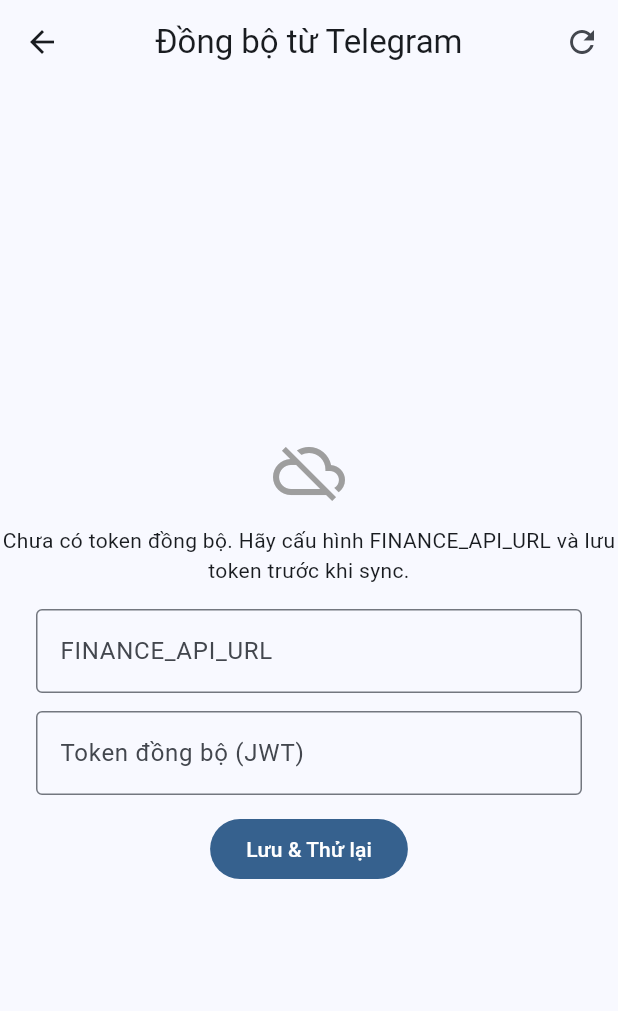
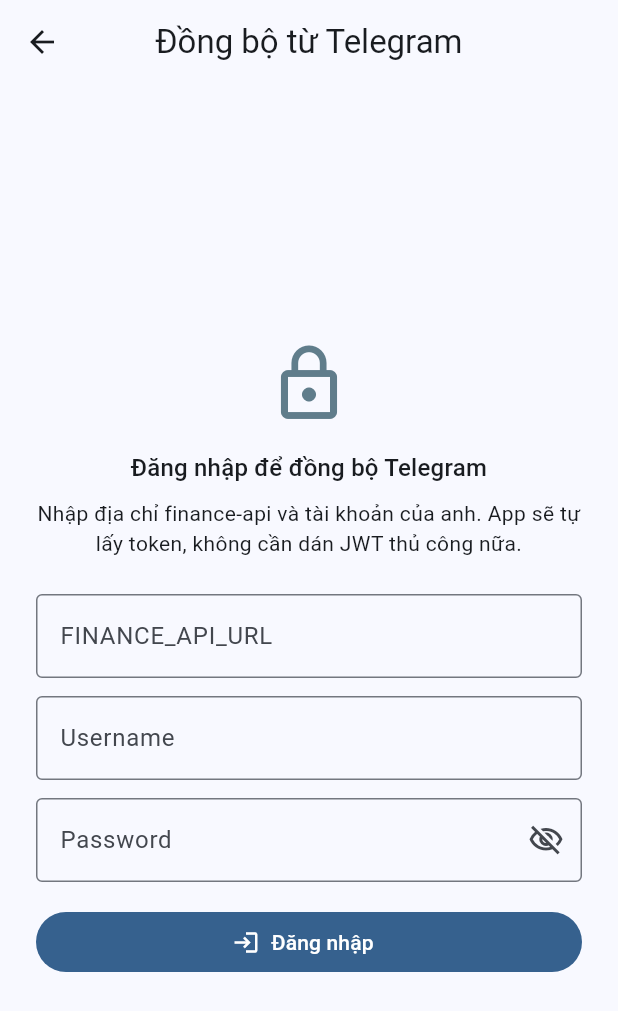
Before and after one commit to huydaobk/finance-suite, a Flutter app: the screen it shows after launch, item 2 of the bottom bar chosen, after a tap on the "telegram" icon, on a phone screen of 412 x 824 dp. Shown: the top 1011 px of the screen. Run offline on Flutter 3.47's test engine with Material 3 defaults, Android fonts, the phone set to English and light mode, and no system bars; our stand-ins replace drift, drift_flutter, fl_chart, package_info_plus, rxdart, shared_preferences; accounts and stored records are empty; generated files the repository leaves out were written again.

Commit message:
feat(sync): add login UI to obtain token (no manual JWT paste)

```diff
--- a/finance-manager-app/finance_manager_app/lib/core/sync/finance_sync_service.dart
+++ b/finance-manager-app/finance_manager_app/lib/core/sync/finance_sync_service.dart
@@ -5,41 +5,116 @@
 
 /// Kết nối tới finance-api để pull giao dịch từ Telegram.
 class FinanceSyncService {
+  FinanceSyncService({http.Client? httpClient})
+      : _httpClient = httpClient ?? http.Client();
+
   static const _prefKeyToken = 'finance_api_token';
   static const _prefKeyLastSync = 'finance_api_last_sync';
   static const _prefKeyBaseUrl = 'finance_api_url';
+
+  final http.Client _httpClient;
 
   Future<String> _getBaseUrl() async {
     final prefs = await SharedPreferences.getInstance();
     final saved = prefs.getString(_prefKeyBaseUrl);
     if (saved != null && saved.trim().isNotEmpty) return saved.trim();
 
-    // fallback build-time define (optional)
     const defined = String.fromEnvironment('FINANCE_API_URL', defaultValue: '');
     if (defined.trim().isNotEmpty) return defined.trim();
 
-    // dev fallback
     return 'http://10.0.2.2:8089';
   }
 
   Future<Uri> get _syncUri async => Uri.parse('${await _getBaseUrl()}/sync');
   Future<Uri> get _ackUri async => Uri.parse('${await _getBaseUrl()}/sync/ack');
+  Future<Uri> get _loginUri async => Uri.parse('${await _getBaseUrl()}/auth/login');
 
-  /// Lấy JWT token (cache vào SharedPreferences).
-  ///
-  /// Hiện tại app chỉ dùng token đã lưu sẵn ở local. Không commit credential vào mã nguồn.
-  /// Nếu sau này cần login tương tác, nên chuyển sang flow nhập token / refresh token
-  /// hoặc secure storage thay vì hardcode username/password.
   Future<String> _getToken() async {
     final prefs = await SharedPreferences.getInstance();
     final cached = prefs.getString(_prefKeyToken);
     if (cached != null && cached.isNotEmpty) return cached;
     throw const FinanceSyncException(
-      'Chưa có token đồng bộ. Hãy cấu hình FINANCE_API_URL và lưu token trước khi sync.',
+      'Chưa đăng nhập đồng bộ. Hãy nhập FINANCE_API_URL, tài khoản và mật khẩu rồi thử lại.',
     );
   }
 
-  /// Pull danh sách giao dịch chưa sync từ server.
+  Future<void> saveBaseUrl(String baseUrl) async {
+    final prefs = await SharedPreferences.getInstance();
+    final normalized = baseUrl.trim();
+    if (normalized.isEmpty) {
+      await prefs.remove(_prefKeyBaseUrl);
+      return;
+    }
+    await prefs.setString(_prefKeyBaseUrl, normalized);
+  }
+
+  Future<void> clearAuth() async {
+    final prefs = await SharedPreferences.getInstance();
+    await prefs.remove(_prefKeyToken);
+  }
+
+  Future<bool> hasSavedToken() async {
+    final prefs = await SharedPreferences.getInstance();
+    final token = prefs.getString(_prefKeyToken);
+    return token != null && token.trim().isNotEmpty;
+  }
+
+  Future<LoginResult> login({
+    required String baseUrl,
+    required String username,
+    required String password,
+  }) async {
+    final normalizedBaseUrl = baseUrl.trim();
+    final normalizedUsername = username.trim();
+    final normalizedPassword = password.trim();
+
+    if (normalizedBaseUrl.isEmpty) {
+      throw const FinanceSyncException('FINANCE_API_URL không được để trống.');
+    }
+    if (normalizedUsername.isEmpty) {
+      throw const FinanceSyncException('Username không được để trống.');
+    }
+    if (normalizedPassword.isEmpty) {
+      throw const FinanceSyncException('Password không được để trống.');
+    }
+
+    await saveBaseUrl(normalizedBaseUrl);
+
+    final resp = await _httpClient
+        .post(
+          await _loginUri,
+          headers: const {'Content-Type': 'application/json'},
+          body: jsonEncode({
+            'username': normalizedUsername,
+            'password': normalizedPassword,
+          }),
+        )
+        .timeout(const Duration(seconds: 10));
+
+    if (resp.statusCode != 200) {
+      throw FinanceSyncException(
+        _buildApiError(
+          fallback:
+              'Đăng nhập thất bại (${resp.statusCode}). Kiểm tra lại URL hoặc tài khoản.',
+          responseBody: resp.body,
+        ),
+      );
+    }
+
+    final decoded = jsonDecode(resp.body);
+    if (decoded is! Map<String, dynamic>) {
+      throw const FinanceSyncException(
+        'Response /auth/login không đúng format.',
+      );
+    }
+
+    final result = LoginResult.fromJson(decoded);
+    final prefs = await SharedPreferences.getInstance();
+    await prefs.setString(_prefKeyToken, result.token);
+    await prefs.setString(_prefKeyBaseUrl, normalizedBaseUrl);
+    return result;
+  }
+
   Future<List<InboxTx>> fetchPending() async {
     final prefs = await SharedPreferences.getInstance();
     final lastSync = prefs.getString(_prefKeyLastSync);
@@ -51,7 +126,7 @@
             ? {'since': lastSync}
             : null,
       );
-      final resp = await http
+      final resp = await _httpClient
           .get(
             uri,
             headers: {'Authorization': 'Bearer $token'},
@@ -60,7 +135,10 @@
 
       if (resp.statusCode != 200) {
         throw FinanceSyncException(
-          'Lấy dữ liệu sync thất bại (${resp.statusCode}): ${resp.body}',
+          _buildApiError(
+            fallback: 'Lấy dữ liệu sync thất bại (${resp.statusCode}).',
+            responseBody: resp.body,
+          ),
         );
       }
 
@@ -77,19 +155,18 @@
           .toList();
     }
 
-    var token = await _getToken();
+    final token = await _getToken();
     try {
       return await runWithToken(token);
     } on FinanceSyncException catch (e) {
       if (!e.message.contains('(401)')) rethrow;
-      await prefs.remove(_prefKeyToken);
+      await clearAuth();
       throw const FinanceSyncException(
-        'Token sync đã hết hạn hoặc không hợp lệ (401). Hãy cấp token mới rồi thử lại.',
+        'Phiên đăng nhập sync đã hết hạn hoặc không hợp lệ (401). Vui lòng đăng nhập lại.',
       );
     }
   }
 
-  /// Ack các ID đã import vào DB local.
   Future<void> ack(List<int> ids) async {
     if (ids.isEmpty) return;
 
@@ -97,7 +174,7 @@
 
     Future<void> runWithToken(String token) async {
       final ackUri = await _ackUri;
-      final resp = await http
+      final resp = await _httpClient
           .post(
             ackUri,
             headers: {
@@ -110,7 +187,10 @@
 
       if (resp.statusCode != 200) {
         throw FinanceSyncException(
-          'Ack sync thất bại (${resp.statusCode}): ${resp.body}',
+          _buildApiError(
+            fallback: 'Ack sync thất bại (${resp.statusCode}).',
+            responseBody: resp.body,
+          ),
         );
       }
 
@@ -120,16 +200,32 @@
       );
     }
 
-    var token = await _getToken();
+    final token = await _getToken();
     try {
       await runWithToken(token);
     } on FinanceSyncException catch (e) {
       if (!e.message.contains('(401)')) rethrow;
-      await prefs.remove(_prefKeyToken);
+      await clearAuth();
       throw const FinanceSyncException(
-        'Token sync đã hết hạn hoặc không hợp lệ (401). Hãy cấp token mới rồi thử lại.',
+        'Phiên đăng nhập sync đã hết hạn hoặc không hợp lệ (401). Vui lòng đăng nhập lại.',
       );
     }
+  }
+
+  String _buildApiError({
+    required String fallback,
+    required String responseBody,
+  }) {
+    try {
+      final decoded = jsonDecode(responseBody);
+      if (decoded is Map<String, dynamic>) {
+        final detail = decoded['detail'];
+        if (detail is String && detail.trim().isNotEmpty) {
+          return '$fallback ${detail.trim()}';
+        }
+      }
+    } catch (_) {}
+    return '$fallback $responseBody';
   }
 }
 
@@ -140,6 +236,40 @@
 
   @override
   String toString() => message;
+}
+
+class LoginResult {
+  const LoginResult({
+    required this.token,
+    required this.tokenType,
+    required this.expiresInDays,
+  });
+
+  final String token;
+  final String tokenType;
+  final int? expiresInDays;
+
+  factory LoginResult.fromJson(Map<String, dynamic> json) {
+    final dynamic tokenValue = json['access_token'] ?? json['token'];
+    if (tokenValue is! String || tokenValue.trim().isEmpty) {
+      throw const FinanceSyncException(
+        'Response /auth/login thiếu access_token/token hợp lệ.',
+      );
+    }
+
+    final dynamic tokenTypeValue = json['token_type'];
+    final dynamic expiresValue = json['expires_in_days'];
+
+    return LoginResult(
+      token: tokenValue.trim(),
+      tokenType: tokenTypeValue is String && tokenTypeValue.trim().isNotEmpty
+          ? tokenTypeValue.trim()
+          : 'bearer',
+      expiresInDays: expiresValue is int
+          ? expiresValue
+          : int.tryParse(expiresValue?.toString() ?? ''),
+    );
+  }
 }
 
 class InboxTx {
--- a/finance-manager-app/finance_manager_app/lib/features/transactions/presentation/screens/telegram_sync_screen.dart
+++ b/finance-manager-app/finance_manager_app/lib/features/transactions/presentation/screens/telegram_sync_screen.dart
@@ -17,39 +17,90 @@
 class _TelegramSyncScreenState extends State<TelegramSyncScreen> {
   final _svc = FinanceSyncService();
 
-  final _tokenCtrl = TextEditingController();
   final _urlCtrl = TextEditingController();
+  final _usernameCtrl = TextEditingController();
+  final _passwordCtrl = TextEditingController();
 
   List<InboxTx> _pending = [];
   Set<int> _selected = {};
   bool _loading = false;
   bool _importing = false;
+  bool _loggingIn = false;
+  bool _obscurePassword = true;
+  bool _hasToken = false;
   String? _error;
 
   @override
   void initState() {
     super.initState();
-    _loadPrefs();
-    _fetch();
+    _bootstrap();
+  }
+
+  @override
+  void dispose() {
+    _urlCtrl.dispose();
+    _usernameCtrl.dispose();
+    _passwordCtrl.dispose();
+    super.dispose();
+  }
+
+  Future<void> _bootstrap() async {
+    await _loadPrefs();
+    if (_hasToken) {
+      await _fetch();
+    }
   }
 
   Future<void> _loadPrefs() async {
     final prefs = await SharedPreferences.getInstance();
-    _tokenCtrl.text = prefs.getString('finance_api_token') ?? '';
     _urlCtrl.text = prefs.getString('finance_api_url') ?? '';
+    _hasToken = await _svc.hasSavedToken();
     if (mounted) setState(() {});
   }
 
-  Future<void> _savePrefs() async {
-    final prefs = await SharedPreferences.getInstance();
-    final token = _tokenCtrl.text.trim();
-    final url = _urlCtrl.text.trim();
-    if (token.isNotEmpty) await prefs.setString('finance_api_token', token);
-    if (url.isNotEmpty) await prefs.setString('finance_api_url', url);
+  Future<void> _handleUnauthorized() async {
+    await _svc.clearAuth();
+    _pending = [];
+    _selected.clear();
+    _hasToken = false;
+    if (mounted) setState(() {});
+  }
+
+  Future<void> _login() async {
+    FocusScope.of(context).unfocus();
+    setState(() {
+      _loggingIn = true;
+      _error = null;
+    });
+
+    try {
+      await _svc.login(
+        baseUrl: _urlCtrl.text,
+        username: _usernameCtrl.text,
+        password: _passwordCtrl.text,
+      );
+      _passwordCtrl.clear();
+      _hasToken = true;
       if (mounted) {
         ScaffoldMessenger.of(context).showSnackBar(
-        const SnackBar(content: Text('Đã lưu cấu hình đồng bộ ✅')),
+          const SnackBar(content: Text('Đăng nhập thành công ✅')),
         );
+      }
+      await _fetch();
+    } on FinanceSyncException catch (e) {
+      setState(() {
+        _hasToken = false;
+        _error = e.message;
+      });
+    } catch (e) {
+      setState(() {
+        _hasToken = false;
+        _error = 'Không thể đăng nhập: $e';
+      });
+    } finally {
+      if (mounted) {
+        setState(() => _loggingIn = false);
+      }
     }
   }
 
@@ -61,10 +112,14 @@
     try {
       final items = await _svc.fetchPending();
       setState(() {
+        _hasToken = true;
         _pending = items;
-        _selected = items.map((e) => e.id).toSet(); // chọn tất cả mặc định
+        _selected = items.map((e) => e.id).toSet();
       });
     } on FinanceSyncException catch (e) {
+      if (e.message.contains('(401)')) {
+        await _handleUnauthorized();
+      }
       setState(() => _error = e.message);
     } catch (e) {
       setState(() => _error = 'Không kết nối được server: $e');
@@ -77,13 +132,15 @@
 
   Future<void> _importSelected() async {
     if (_selected.isEmpty) return;
-    setState(() => _importing = true);
+    setState(() {
+      _importing = true;
+      _error = null;
+    });
 
     try {
       final db = AppDatabase.instance;
       final toImport = _pending.where((t) => _selected.contains(t.id)).toList();
 
-      // Resolve category/wallet IDs from DB
       final categories = await db.select(db.categories).get();
       final wallets = await db.select(db.wallets).get();
 
@@ -161,7 +218,6 @@
         importedIds.add(tx.id);
       }
 
-      // Ack server
       await _svc.ack(importedIds);
 
       if (mounted) {
@@ -170,10 +226,22 @@
         ));
         Navigator.of(context).pop(true);
       }
-    } catch (e) {
+    } on FinanceSyncException catch (e) {
+      if (e.message.contains('(401)')) {
+        await _handleUnauthorized();
+      }
+      setState(() => _error = e.message);
       if (mounted) {
         ScaffoldMessenger.of(context).showSnackBar(
-          SnackBar(content: Text('Lỗi import: $e')),
+          SnackBar(content: Text(e.message)),
+        );
+      }
+    } catch (e) {
+      final message = 'Lỗi import: $e';
+      setState(() => _error = message);
+      if (mounted) {
+        ScaffoldMessenger.of(context).showSnackBar(
+          SnackBar(content: Text(message)),
         );
       }
     } finally {
@@ -181,81 +249,142 @@
     }
   }
 
-  @override
-  Widget build(BuildContext context) {
-    return Scaffold(
-      appBar: AppBar(
-        title: const Text('Đồng bộ từ Telegram'),
-        centerTitle: true,
-        actions: [
-          IconButton(
-            onPressed: _loading ? null : _fetch,
-            icon: const Icon(Icons.refresh),
-            tooltip: 'Tải lại',
-          ),
-        ],
-      ),
-      body: _loading
-          ? const Center(child: CircularProgressIndicator())
-          : _error != null
-              ? Center(
+  Widget _buildLoginForm() {
+    return Center(
+      child: SingleChildScrollView(
+        padding: const EdgeInsets.all(24),
+        child: ConstrainedBox(
+          constraints: const BoxConstraints(maxWidth: 420),
           child: Column(
             mainAxisSize: MainAxisSize.min,
+            crossAxisAlignment: CrossAxisAlignment.stretch,
             children: [
-                      const Icon(Icons.cloud_off, size: 48, color: Colors.grey),
-                      const SizedBox(height: 12),
-                      Text(_error!, textAlign: TextAlign.center),
+              const Icon(Icons.lock_outline, size: 56, color: Colors.blueGrey),
               const SizedBox(height: 16),
-                      Padding(
-                        padding: const EdgeInsets.symmetric(horizontal: 24),
-                        child: Column(
-                          children: [
+              Text(
+                'Đăng nhập để đồng bộ Telegram',
+                textAlign: TextAlign.center,
+                style: Theme.of(context).textTheme.titleMedium,
+              ),
+              const SizedBox(height: 8),
+              Text(
+                'Nhập địa chỉ finance-api và tài khoản của anh. App sẽ tự lấy token, không cần dán JWT thủ công nữa.',
+                textAlign: TextAlign.center,
+                style: Theme.of(context).textTheme.bodyMedium,
+              ),
+              const SizedBox(height: 24),
               TextField(
                 controller: _urlCtrl,
+                keyboardType: TextInputType.url,
+                textInputAction: TextInputAction.next,
                 decoration: const InputDecoration(
                   labelText: 'FINANCE_API_URL',
-                                hintText:
-                                    'vd: http://14.225.222.53:8089 hoặc https://your-domain',
+                  hintText: 'vd: http://14.225.222.53:8089',
                   border: OutlineInputBorder(),
                 ),
               ),
               const SizedBox(height: 12),
               TextField(
-                              controller: _tokenCtrl,
+                controller: _usernameCtrl,
+                textInputAction: TextInputAction.next,
                 decoration: const InputDecoration(
-                                labelText: 'Token đồng bộ (JWT)',
-                                hintText: 'Dán token vào đây',
+                  labelText: 'Username',
                   border: OutlineInputBorder(),
+                ),
+              ),
+              const SizedBox(height: 12),
+              TextField(
+                controller: _passwordCtrl,
+                obscureText: _obscurePassword,
+                onSubmitted: (_) => _loggingIn ? null : _login(),
+                decoration: InputDecoration(
+                  labelText: 'Password',
+                  border: const OutlineInputBorder(),
+                  suffixIcon: IconButton(
+                    tooltip: _obscurePassword ? 'Hiện mật khẩu' : 'Ẩn mật khẩu',
+                    onPressed: () => setState(
+                      () => _obscurePassword = !_obscurePassword,
+                    ),
+                    icon: Icon(
+                      _obscurePassword
+                          ? Icons.visibility_off_outlined
+                          : Icons.visibility_outlined,
+                    ),
+                  ),
+                ),
+              ),
+              if (_error != null) ...[
+                const SizedBox(height: 12),
+                Text(
+                  _error!,
+                  style: TextStyle(color: Theme.of(context).colorScheme.error),
+                  textAlign: TextAlign.center,
+                ),
+              ],
+              const SizedBox(height: 16),
+              FilledButton.icon(
+                onPressed: _loggingIn ? null : _login,
+                icon: _loggingIn
+                    ? const SizedBox(
+                        width: 18,
+                        height: 18,
+                        child: CircularProgressIndicator(strokeWidth: 2),
+                      )
+                    : const Icon(Icons.login),
+                label: Text(_loggingIn ? 'Đang đăng nhập...' : 'Đăng nhập'),
+              ),
+            ],
+          ),
+        ),
+      ),
+    );
+  }
+
+  Widget _buildEmptyState() {
+    return const Center(
+      child: Column(
+        mainAxisSize: MainAxisSize.min,
+        children: [
+          Icon(Icons.check_circle_outline, size: 48, color: Colors.green),
+          SizedBox(height: 12),
+          Text('Không có giao dịch mới từ Telegram'),
+        ],
+      ),
+    );
+  }
+
+  Widget _buildPendingList() {
+    return Column(
+      children: [
+        if (_error != null)
+          Padding(
+            padding: const EdgeInsets.fromLTRB(16, 12, 16, 0),
+            child: Material(
+              color: Theme.of(context).colorScheme.errorContainer,
+              borderRadius: BorderRadius.circular(12),
+              child: Padding(
+                padding: const EdgeInsets.all(12),
+                child: Row(
+                  children: [
+                    Icon(
+                      Icons.error_outline,
+                      color: Theme.of(context).colorScheme.onErrorContainer,
+                    ),
+                    const SizedBox(width: 8),
+                    Expanded(
+                      child: Text(
+                        _error!,
+                        style: TextStyle(
+                          color:
+                              Theme.of(context).colorScheme.onErrorContainer,
+                        ),
                       ),
                     ),
                   ],
                 ),
               ),
-                      const SizedBox(height: 12),
-                      FilledButton(
-                        onPressed: () async {
-                          await _savePrefs();
-                          await _fetch();
-                        },
-                        child: const Text('Lưu & Thử lại'),
             ),
-                    ],
           ),
-                )
-              : _pending.isEmpty
-                  ? const Center(
-                      child: Column(
-                        mainAxisSize: MainAxisSize.min,
-                        children: [
-                          Icon(Icons.check_circle_outline,
-                              size: 48, color: Colors.green),
-                          SizedBox(height: 12),
-                          Text('Không có giao dịch mới từ Telegram'),
-                        ],
-                      ),
-                    )
-                  : Column(
-                      children: [
         Padding(
           padding: const EdgeInsets.fromLTRB(16, 12, 16, 4),
           child: Row(
@@ -266,13 +395,12 @@
               ),
               const Spacer(),
               TextButton(
-                                onPressed: () => setState(() => _selected =
-                                    _pending.map((e) => e.id).toSet()),
+                onPressed: () =>
+                    setState(() => _selected = _pending.map((e) => e.id).toSet()),
                 child: const Text('Chọn tất cả'),
               ),
               TextButton(
-                                onPressed: () =>
-                                    setState(() => _selected.clear()),
+                onPressed: () => setState(() => _selected.clear()),
                 child: const Text('Bỏ chọn'),
               ),
             ],
@@ -282,8 +410,7 @@
         Expanded(
           child: ListView.separated(
             itemCount: _pending.length,
-                            separatorBuilder: (_, __) =>
-                                const Divider(height: 1),
+            separatorBuilder: (_, __) => const Divider(height: 1),
             itemBuilder: (ctx, i) {
               final tx = _pending[i];
               final isSelected = _selected.contains(tx.id);
@@ -299,15 +426,11 @@
                   }
                 }),
                 secondary: CircleAvatar(
-                                  backgroundColor: isExpense
-                                      ? Colors.red.shade50
-                                      : Colors.green.shade50,
+                  backgroundColor:
+                      isExpense ? Colors.red.shade50 : Colors.green.shade50,
                   child: Icon(
-                                    isExpense
-                                        ? Icons.arrow_downward
-                                        : Icons.arrow_upward,
-                                    color:
-                                        isExpense ? Colors.red : Colors.green,
+                    isExpense ? Icons.arrow_downward : Icons.arrow_upward,
+                    color: isExpense ? Colors.red : Colors.green,
                     size: 18,
                   ),
                 ),
@@ -315,8 +438,7 @@
                   '$sign${formatVnd(tx.amountVnd)}₫',
                   style: TextStyle(
                     fontWeight: FontWeight.w600,
-                                    color:
-                                        isExpense ? Colors.red : Colors.green,
+                    color: isExpense ? Colors.red : Colors.green,
                   ),
                 ),
                 subtitle: Text(
@@ -332,8 +454,47 @@
           ),
         ),
       ],
+    );
+  }
+
+  @override
+  Widget build(BuildContext context) {
+    final showLogin = !_hasToken;
+
+    return Scaffold(
+      appBar: AppBar(
+        title: const Text('Đồng bộ từ Telegram'),
+        centerTitle: true,
+        actions: [
+          if (!showLogin)
+            IconButton(
+              onPressed: _loading ? null : _fetch,
+              icon: const Icon(Icons.refresh),
+              tooltip: 'Tải lại',
             ),
-      bottomNavigationBar: _pending.isNotEmpty
+          if (!showLogin)
+            IconButton(
+              onPressed: (_loading || _loggingIn)
+                  ? null
+                  : () async {
+                      await _handleUnauthorized();
+                      setState(() {
+                        _error = 'Đã đăng xuất sync. Vui lòng đăng nhập lại.';
+                      });
+                    },
+              icon: const Icon(Icons.logout),
+              tooltip: 'Đăng xuất sync',
+            ),
+        ],
+      ),
+      body: _loading
+          ? const Center(child: CircularProgressIndicator())
+          : showLogin
+              ? _buildLoginForm()
+              : _pending.isEmpty
+                  ? _buildEmptyState()
+                  : _buildPendingList(),
+      bottomNavigationBar: (!showLogin && _pending.isNotEmpty)
           ? SafeArea(
               child: Padding(
                 padding: const EdgeInsets.all(16),
```
Also changed, not shown: 2 other files. Lines whose indentation alone changed are shown as unchanged.
